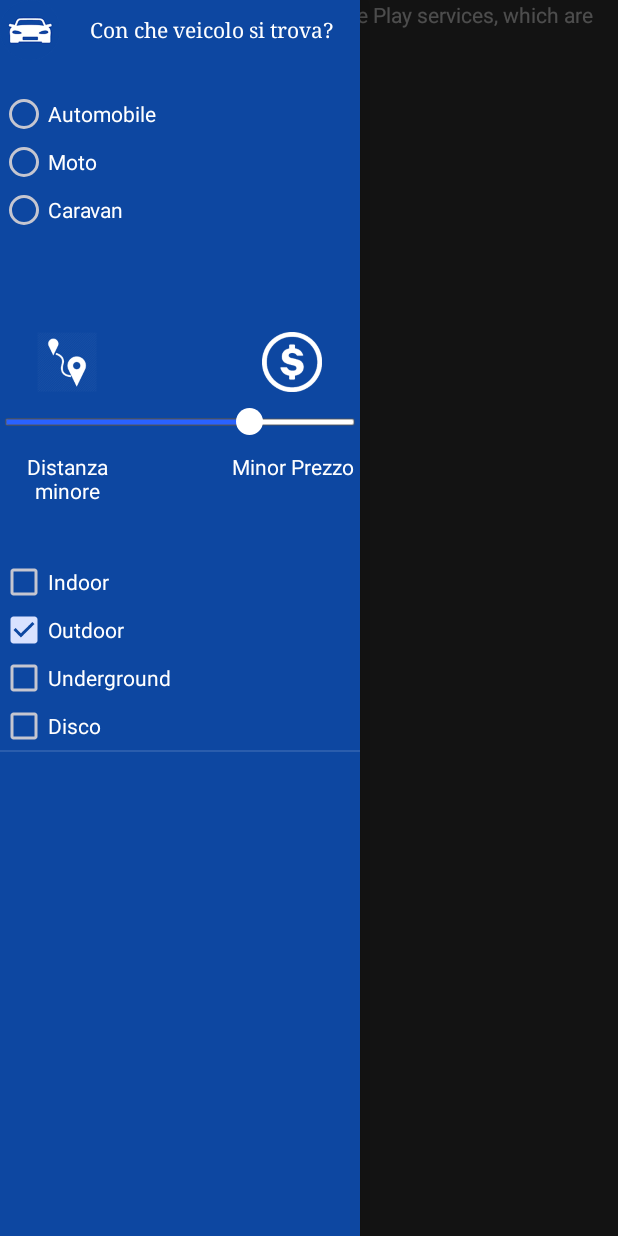
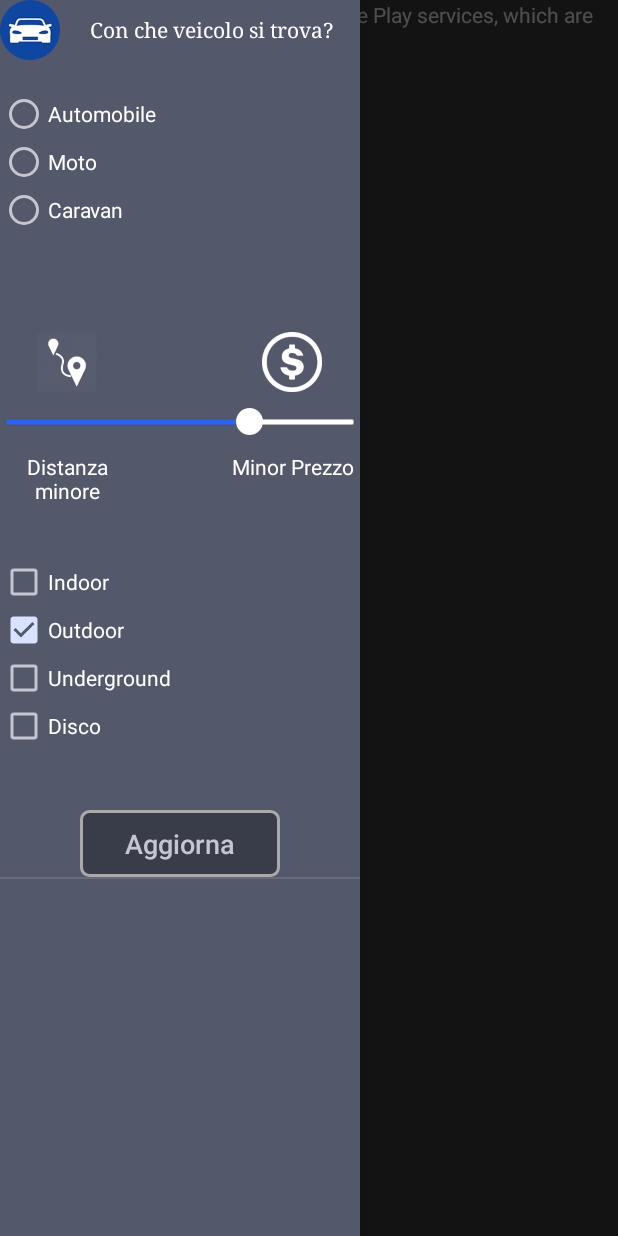
Before and after one commit to joppichristian/ParkingFinder, an Android app: the screen it shows after launch (MapsActivity), with the side drawer open, on a phone screen of 412 x 824 dp. Run offline under Robolectric (Android 15) with nearby library versions, the phone set to English and light mode, and no system bars; libraries missing offline, so code that uses them is left out: com.sothree.slidinguppanel; plain views replace SlidingUpPanelLayout; 6 statements that could not run were skipped.

Commit message:
save options menu

```diff
--- a/app/src/main/java/joppi/pier/parkingfinder/MapsActivity.java
+++ b/app/src/main/java/joppi/pier/parkingfinder/MapsActivity.java
@@ -15,7 +15,9 @@
 import android.support.v4.widget.DrawerLayout;
 import android.support.v4.widget.SlidingPaneLayout;
 import android.util.Log;
+import android.view.DragEvent;
 import android.view.Gravity;
+import android.view.LayoutInflater;
 import android.view.MenuInflater;
 import android.view.MenuItem;
 import android.view.MotionEvent;
@@ -27,6 +29,7 @@
 import android.widget.PopupMenu;
 import android.widget.RadioButton;
 import android.widget.RelativeLayout;
+import android.widget.TextView;
 import android.widget.Toast;
 
 import com.google.android.gms.maps.CameraUpdateFactory;
@@ -430,13 +433,30 @@
 		});
 	}
 
-    private void createMenu(){
-		mDrawerLayout = (DrawerLayout) findViewById(R.id.drawer_layout);
-		mDrawerList = (ListView) findViewById(R.id.list_slidermenu);
+    private void createMenu() {
+        mDrawerLayout = (DrawerLayout) findViewById(R.id.drawer_layout);
+        mDrawerList = (ListView) findViewById(R.id.list_slidermenu);
 
-		MenuAdapter adapter = new MenuAdapter(getApplicationContext());
-		mDrawerList.setAdapter(adapter);
+        MenuAdapter adapter = new MenuAdapter(getApplicationContext());
+        mDrawerList.setAdapter(adapter);
+        mDrawerLayout.setDrawerLockMode(DrawerLayout.LOCK_MODE_LOCKED_CLOSED);
+
+        LayoutInflater inflater = (LayoutInflater) ParkingFinderApplication.getAppContext().getSystemService(Context.LAYOUT_INFLATER_SERVICE);
+        View dialogLayout = inflater.inflate(R.layout.menu_adapter, null);
+		dialogLayout.setOnClickListener(new View.OnClickListener() {
+			@Override
+			public void onClick(View v) {
+				Log.w("LOG","CLICK");
+				mDrawerLayout.closeDrawer(Gravity.LEFT);
+			}
+		});
+
     }
+
+	public void updateResult(View v){
+		Log.w("LOG","CLICK");
+		mDrawerLayout.closeDrawer(Gravity.LEFT);
+	}
 
 	public void changeVehicle(View view) {
 		// Is the button now checked?
--- a/app/src/main/res/layout/activity_maps.xml
+++ b/app/src/main/res/layout/activity_maps.xml
@@ -58,5 +58,5 @@
         android:layout_width="240dp"
         android:layout_height="match_parent"
         android:layout_gravity="start"
-        android:background="@color/colorPrimaryDark"/>
+        android:background="#53586b"/>
 </android.support.v4.widget.DrawerLayout>
--- a/app/src/main/res/layout/menu_adapter.xml
+++ b/app/src/main/res/layout/menu_adapter.xml
@@ -176,4 +176,25 @@
             android:layout_height="wrap_content"
             android:text="Disco" />
     </LinearLayout>
+    <FrameLayout
+        android:layout_width="match_parent"
+        android:layout_height="match_parent">
+
+        <TextView
+            android:layout_width="wrap_content"
+            android:layout_height="wrap_content"
+            android:textAppearance="?android:attr/textAppearanceMedium"
+            android:text="Aggiorna"
+            android:id="@+id/updateResult"
+            android:layout_gravity="center_horizontal"
+            android:layout_marginTop="40dp"
+            android:textSize="18dp"
+            android:textAlignment="center"
+            android:background="@drawable/button_background"
+            android:paddingLeft="30dp"
+            android:paddingRight="30dp"
+            android:paddingTop="10dp"
+            android:paddingBottom="10dp"
+            android:onClick="updateResult"/>
+    </FrameLayout>
 </LinearLayout>
--- a/app/src/main/res/values/colors.xml
+++ b/app/src/main/res/values/colors.xml
@@ -1,7 +1,8 @@
 <?xml version="1.0" encoding="utf-8"?>
 <resources>
     <color name="colorPrimary">#2979ff</color>
-    <color name="colorPrimaryDark">#0d47a1</color>
+    <!--<color name="colorPrimaryDark">#0d47a1</color>-->
+    <color name="colorPrimaryDark">#53586b</color>
     <color name="colorAccent">#2962ff</color>
     <color name="buttonColor">#0d47a1</color>
     <color name="buttonBackground">#AFFF</color>
```
